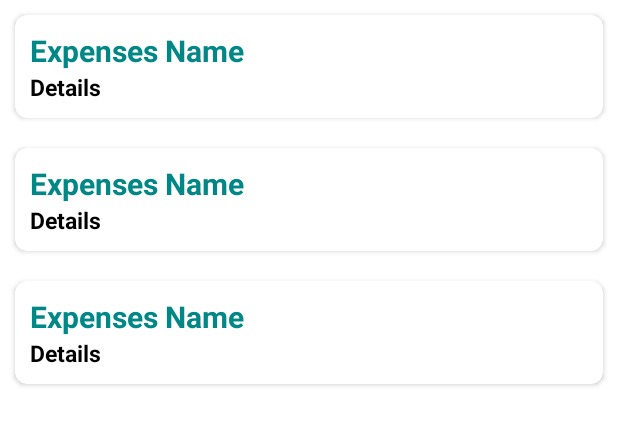
After one commit to IT21200410/Expenso, an Android app: the layout activity_add_rexpenses.xml on its own in the app's theme, with its tools: preview values and no code run, on a phone screen of 412 x 824 dp. The commit adds this screen. Shown: the top 425 px of the screen. Run offline under Robolectric (Android 15) with nearby library versions, the phone set to English and light mode, and no system bars.

Commit message:
expennses did

```diff
--- a/app/build.gradle
+++ b/app/build.gradle
@@ -78,7 +78,7 @@ dependencies {
     // Firebase
     implementation platform('com.google.firebase:firebase-bom:32.0.0')
     implementation 'com.google.firebase:firebase-analytics-ktx'
-    // implementation 'com.google.firebase:firebase-database-ktx'
+    //implementation 'com.google.firebase:firebase-database-ktx'
     implementation 'com.google.firebase:firebase-firestore-ktx'
     implementation 'com.google.firebase:firebase-auth-ktx'
 
--- a/app/src/main/java/com/example/expenso/Setting.kt
+++ b/app/src/main/java/com/example/expenso/Setting.kt
@@ -7,12 +7,18 @@ import android.widget.Button
 
 class Setting : AppCompatActivity() {
     private lateinit var btnExpense: Button
+    private lateinit var btnAdd:Button
     override fun onCreate(savedInstanceState: Bundle?) {
         super.onCreate(savedInstanceState)
         setContentView(R.layout.activity_setting)
 
+        btnAdd = findViewById(R.id.addprof)
         btnExpense = findViewById(R.id.btnexpen)
 
+        btnAdd.setOnClickListener{
+            startActivity(Intent(this, add_profile::class.java))
+            finish()
+        }
         btnExpense.setOnClickListener{
             startActivity(Intent(this, addExpenses::class.java))
             finish()
--- a/app/src/main/java/com/example/expenso/firestore/FireStoreClass.kt
+++ b/app/src/main/java/com/example/expenso/firestore/FireStoreClass.kt
@@ -4,7 +4,6 @@ import android.widget.Toast
 import com.example.expenso.AddExpense
 import com.example.expenso.models.Transaction
 import com.google.firebase.firestore.FirebaseFirestore
-import com.google.firebase.firestore.SetOptions
 
 class FireStoreClass {
     private val mFireStore = FirebaseFirestore.getInstance()
--- /dev/null
+++ b/app/src/main/java/com/example/expenso/models/Expenses.kt
@@ -0,0 +1,6 @@
+package com.example.expenso.models
+
+data class Expenses(
+    val name: String? = null,
+    val details: String? = null
+)
--- /dev/null
+++ b/app/src/main/res/drawable/baseline_edit_24.xml
@@ -0,0 +1,5 @@
+<vector android:height="24dp" android:tint="#2EBB2E"
+    android:viewportHeight="24" android:viewportWidth="24"
+    android:width="24dp" xmlns:android="http://schemas.android.com/apk/res/android">
+    <path android:fillColor="@android:color/white" android:pathData="M3,17.25V21h3.75L17.81,9.94l-3.75,-3.75L3,17.25zM20.71,7.04c0.39,-0.39 0.39,-1.02 0,-1.41l-2.34,-2.34c-0.39,-0.39 -1.02,-0.39 -1.41,0l-1.83,1.83 3.75,3.75 1.83,-1.83z"/>
+</vector>
--- a/app/src/main/res/layout/activity_add_profile.xml
+++ b/app/src/main/res/layout/activity_add_profile.xml
@@ -16,8 +16,8 @@
 
     <androidx.recyclerview.widget.RecyclerView
         android:id="@+id/Pro_List"
-        android:layout_width="414dp"
-        android:layout_height="551dp"
+        android:layout_width="411dp"
+        android:layout_height="527dp"
         android:layout_marginBottom="1dp"
         app:layout_constraintBottom_toTopOf="@+id/Btn_addpro"
         app:layout_constraintEnd_toEndOf="parent"
--- /dev/null
+++ b/app/src/main/res/layout/activity_add_rexpenses.xml
@@ -0,0 +1,20 @@
+<?xml version="1.0" encoding="utf-8"?>
+<androidx.constraintlayout.widget.ConstraintLayout xmlns:android="http://schemas.android.com/apk/res/android"
+    xmlns:app="http://schemas.android.com/apk/res-auto"
+    xmlns:tools="http://schemas.android.com/tools"
+    android:id="@+id/recycleviewexpenses"
+    android:layout_width="match_parent"
+    android:layout_height="match_parent"
+    tools:context=".firestore.Add_rexpenses">
+
+    <androidx.recyclerview.widget.RecyclerView
+        android:layout_width="match_parent"
+        android:layout_height="match_parent"
+        app:layout_constraintBottom_toBottomOf="parent"
+        app:layout_constraintEnd_toEndOf="parent"
+        app:layout_constraintHorizontal_bias="0.5"
+        tools:listitem="@layout/list_expenses"
+        app:layout_constraintStart_toStartOf="parent"
+        app:layout_constraintTop_toTopOf="parent"
+        app:layout_constraintVertical_bias="0.5" />
+</androidx.constraintlayout.widget.ConstraintLayout>
--- a/app/src/main/res/layout/activity_display_transactions.xml
+++ b/app/src/main/res/layout/activity_display_transactions.xml
@@ -16,7 +16,7 @@
         <androidx.recyclerview.widget.RecyclerView
             android:layout_width="match_parent"
             android:layout_height="match_parent"
-            android:id="@id/recyclerView"
+            android:id="@+id/recyclerView"
             android:scrollbars="vertical"
             android:layout_marginTop="20dp"/>
 
--- a/app/src/main/res/layout/activity_setting.xml
+++ b/app/src/main/res/layout/activity_setting.xml
@@ -47,7 +47,8 @@
                 android:paddingStart="30dp"
                 android:layout_gravity="center"
                 android:background="@drawable/round_back_secondary_100"
-                android:text="Edit Profile"
+                android:text="Add Profile"
+                android:id="@+id/addprof"
                 android:textAllCaps="false"
                 android:textColor="@color/primary"
                 android:paddingEnd="30dp"/>
--- /dev/null
+++ b/app/src/main/res/layout/list_expenses.xml
@@ -0,0 +1,34 @@
+<?xml version="1.0" encoding="utf-8"?>
+<androidx.cardview.widget.CardView xmlns:android="http://schemas.android.com/apk/res/android"
+    android:layout_width="match_parent"
+    xmlns:app="http://schemas.android.com/apk/res-auto"
+    android:backgroundTint="@color/white"
+    app:cardCornerRadius="8dp"
+    android:layout_margin="10dp"
+    android:layout_height="wrap_content">
+
+    <LinearLayout
+        android:layout_width="match_parent"
+        android:layout_height="match_parent"
+        android:padding="10dp"
+        android:orientation="vertical">
+
+        <TextView
+            android:id="@+id/profilename"
+            android:layout_width="match_parent"
+            android:layout_height="wrap_content"
+            android:text="Expenses Name"
+            android:textStyle="bold"
+            android:textSize="20sp"
+            android:textColor="@color/teal_700"/>
+
+        <TextView
+            android:id="@+id/detail"
+            android:layout_width="match_parent"
+            android:layout_height="wrap_content"
+            android:text="Details"
+            android:textStyle="bold"
+            android:textColor="@color/black"
+            android:textSize="15dp"/>
+    </LinearLayout>
+</androidx.cardview.widget.CardView>
```
Also changed, not shown: app/src/main/java/com/example/expenso/adapters/Adapter.kt (added, +35 -0 lines), app/src/main/res/layout/view_item.xml (+7 -0 lines).
